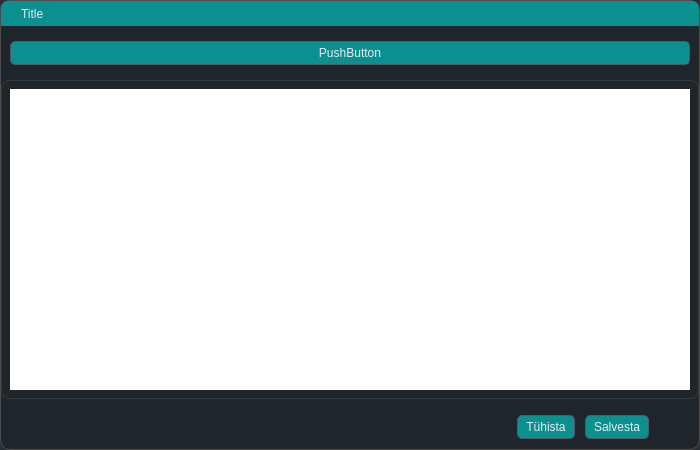
TuloliKalver/mailabl-qgis, file mailabl-qgis/widgets/asBuiltTools.ui: the form before one commit.
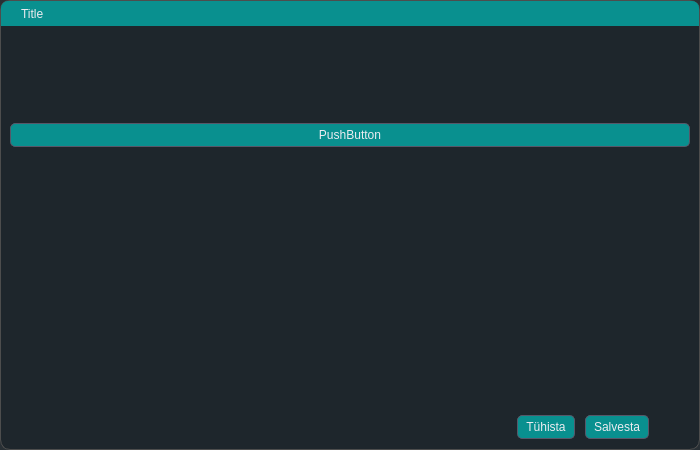
The form after the commit. Icons and pictures are not drawn.

```diff
--- a/mailabl-qgis/widgets/asBuiltTools.ui
+++ b/mailabl-qgis/widgets/asBuiltTools.ui
@@ -520,9 +520,6 @@
         </layout>
        </widget>
       </item>
-      <item>
-       <widget class="QTextBrowser" name="textBrowser"/>
-      </item>
       <item alignment="Qt::AlignBottom">
        <widget class="QFrame" name="fButtons">
         <property name="frameShape">
```
Left out of the diff: 3 changed lines with no effect on the pictures.
